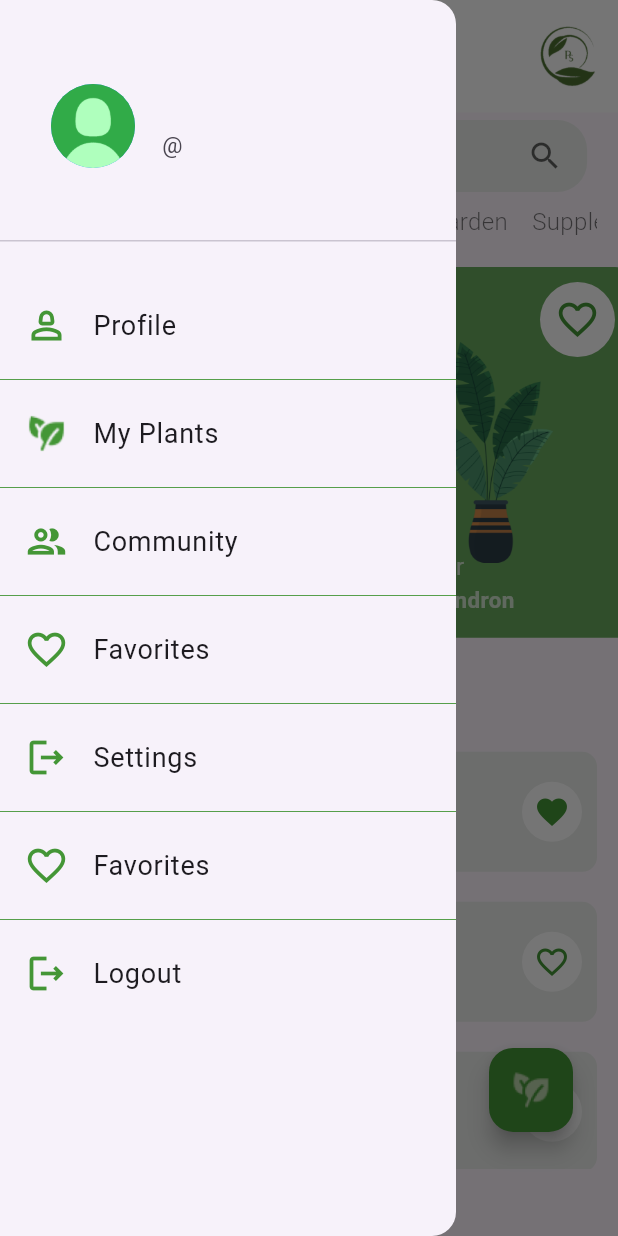
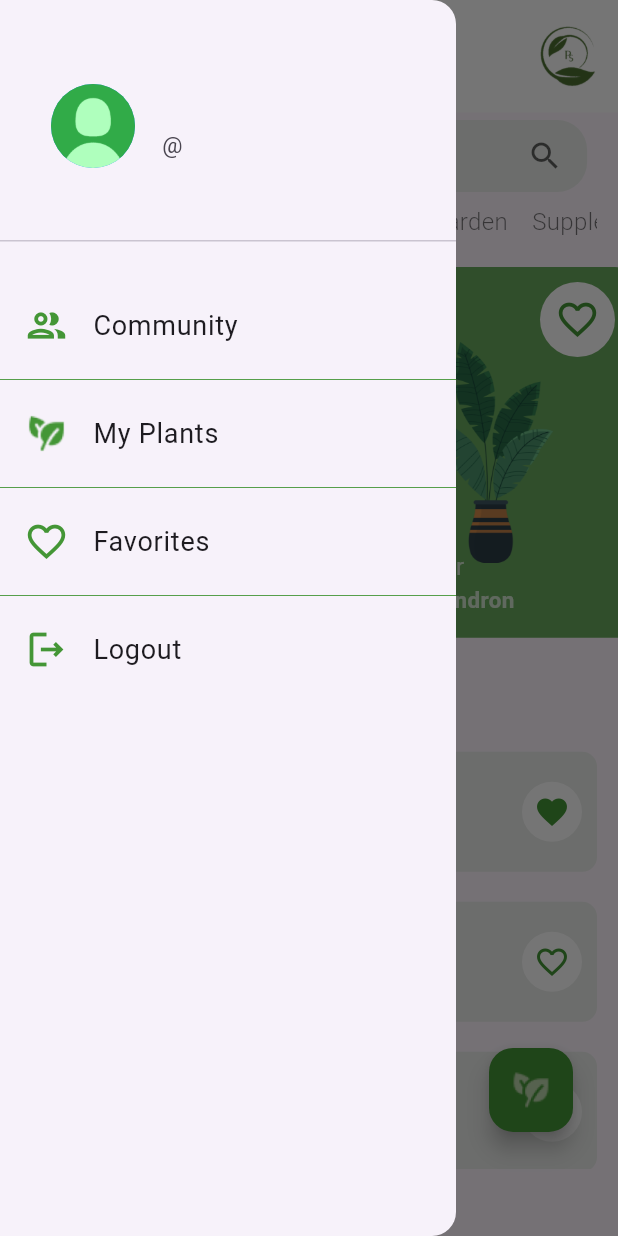
Before and after one commit to HarisKhan15/plant_shield_app, a Flutter app: the HomeScreen screen opened by its route, with the side drawer open, on a phone screen of 412 x 824 dp. Run offline on Flutter 3.47's test engine with Material 3 defaults, Android fonts, the phone set to English and light mode, and no system bars; our stand-ins replace image_picker, page_transition, shared_preferences; accounts and stored records are empty; network calls fail.

Commit message:
Minor changes

```diff
--- a/lib/features/favorites/favoritePlants_page.dart
+++ b/lib/features/favorites/favoritePlants_page.dart
@@ -37,8 +37,7 @@ class _FavScreenState extends State<favScreen> {
         centerTitle: true,
         leading: GestureDetector(
           onTap: () {
-            Navigator.of(context)
-                .push(MaterialPageRoute(builder: (context) => HomeScreen()));
+            Navigator.of(context).pop(context);
           },
           child: Container(
             height: 30,
--- a/lib/features/home/home_page.dart
+++ b/lib/features/home/home_page.dart
@@ -167,16 +167,15 @@ class _HomeScreenState extends State<HomeScreen> {
               ),
             ),
             SizedBox(height: 20),
-//1
+            //1
             ListTile(
-              leading: Icon(Icons.person_2_outlined,
-                  color: Constants.primaryColor, size: 30),
-              title: Text(
-                'Profile',
-                style: TextStyle(fontSize: 18),
-              ),
-              onTap: () {},
-            ),
+                leading: Icon(Icons.group_outlined,
+                    color: Constants.primaryColor, size: 30),
+                title: Text(
+                  'Community',
+                  style: TextStyle(fontSize: 18),
+                ),
+                onTap: () {}),
             Divider(
               color: Constants.primaryColor,
               thickness: 0.6,
@@ -204,22 +203,8 @@ class _HomeScreenState extends State<HomeScreen> {
               color: Constants.primaryColor,
               thickness: 0.6,
             ),
+
             //3
-            ListTile(
-                leading: Icon(Icons.group_outlined,
-                    color: Constants.primaryColor, size: 30),
-                title: Text(
-                  'Community',
-                  style: TextStyle(fontSize: 18),
-                ),
-                onTap: () {}),
-            //4
-
-            Divider(
-              color: Constants.primaryColor,
-              thickness: 0.6,
-            ),
-//5
             ListTile(
                 leading: Icon(Icons.favorite_border_outlined,
                     color: Constants.primaryColor, size: 30),
@@ -240,41 +225,7 @@ class _HomeScreenState extends State<HomeScreen> {
               color: Constants.primaryColor,
               thickness: 0.6,
             ),
-            //5
-            ListTile(
-                leading: Icon(Icons.logout_outlined,
-                    color: Constants.primaryColor, size: 30),
-                title: Text(
-                  'Settings',
-                  style: TextStyle(fontSize: 18),
-                ),
-                onTap: () {}),
-            Divider(
-              color: Constants.primaryColor,
-              thickness: 0.6,
-            ),
-//5
-            ListTile(
-                leading: Icon(Icons.favorite_border_outlined,
-                    color: Constants.primaryColor, size: 30),
-                title: Text(
-                  'Favorites',
-                  style: TextStyle(fontSize: 18),
-                ),
-                onTap: () {
-                  List<Plant> favoritedPlants =
-                      _plantList.where((plant) => plant.isFavorated).toList();
-                  Navigator.of(context).push(MaterialPageRoute(
-                      builder: (context) => favScreen(
-                            favoritedPlants: favoritedPlants,
-                            removeFromFavorites: (int) {},
-                          )));
-                }),
-            Divider(
-              color: Constants.primaryColor,
-              thickness: 0.6,
-            ),
-            //5
+            //4
             ListTile(
                 leading: Icon(Icons.logout_outlined,
                     color: Constants.primaryColor, size: 30),
--- a/lib/features/signup/signup-page.dart
+++ b/lib/features/signup/signup-page.dart
@@ -73,7 +73,6 @@ class _SignupScreenState extends State<SignupScreen> {
         // );
         loginUser.setBool('login', false);
         loginUser.setString('username', _usernameController.text);
-        print("heiolawnbsuifbkailnsk sami baig");
         Navigator.push(
           context,
           MaterialPageRoute(
@@ -185,7 +184,7 @@ class _SignupScreenState extends State<SignupScreen> {
                               contentPadding: EdgeInsets.symmetric(
                                   vertical: 12, horizontal: 12),
                               fillColor: Colors.grey.shade100,
-                              hintText: 'UserName',
+                              hintText: 'Username',
                               hintStyle: TextStyle(fontSize: 12),
                               border: OutlineInputBorder(
                                   borderRadius: BorderRadius.circular(10)),
```
